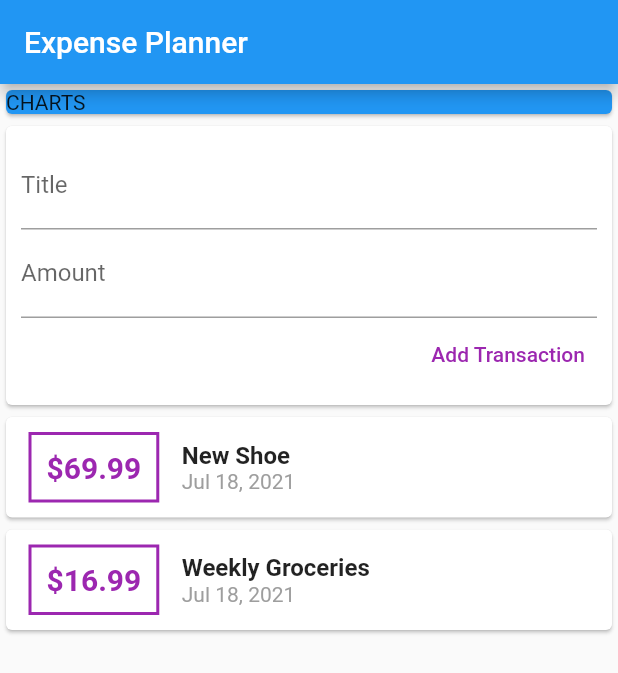
After one commit to gbmahili/flutter, a Flutter app: the screen it shows after launch, on a phone screen of 412 x 824 dp. The commit adds this screen. Shown: the top 673 px of the screen. Run offline on Flutter 3.47's test engine with Material 2 defaults, Android fonts, the phone set to English and light mode, and no system bars.

Commit message:
Update column to listview

```diff
--- /dev/null
+++ b/expense_planner/lib/widgets/new_transaction.dart
@@ -0,0 +1,50 @@
+import 'package:flutter/material.dart';
+
+class NewTransaction extends StatelessWidget {
+  final titleController = TextEditingController();
+  final amountController = TextEditingController();
+  final Function addTx;
+
+  NewTransaction(this.addTx);
+  @override
+  Widget build(BuildContext context) {
+    return Card(
+      child: Container(
+        padding: EdgeInsets.all(10),
+        child: Column(
+          crossAxisAlignment: CrossAxisAlignment.end,
+          children: [
+            TextField(
+              decoration: InputDecoration(
+                labelText: 'Title',
+              ),
+              // onChanged: (val) {
+              //   titleInput = val;
+              // },
+              controller: titleController,
+            ),
+            TextField(
+              decoration: InputDecoration(
+                labelText: 'Amount',
+              ),
+              // onChanged: (val) {
+              //   amountInput = val;
+              // },
+              controller: amountController,
+            ),
+            TextButton(
+              onPressed: () {
+                addTx(
+                    titleController.text, double.parse(amountController.text));
+              },
+              child: Text('Add Transaction',
+                  style: TextStyle(
+                    color: Colors.purple,
+                  )),
+            )
+          ],
+        ),
+      ),
+    );
+  }
+}
--- a/expense_planner/lib/widgets/transaction_list.dart
+++ b/expense_planner/lib/widgets/transaction_list.dart
@@ -2,33 +2,18 @@ import 'package:expense_planner/models/transactions.dart';
 import 'package:flutter/material.dart';
 import 'package:intl/intl.dart';
 
-class TransactionList extends StatefulWidget {
-  TransactionList({Key? key}) : super(key: key);
+class TransactionList extends StatelessWidget {
+  final List<Transaction> transactions;
+
+  TransactionList(this.transactions);
 
   @override
-  _TransactionListState createState() => _TransactionListState();
-}
-
-class _TransactionListState extends State<TransactionList> {
-  final List<Transaction> _userTransactions = [
-    Transaction(
-      id: 't1',
-      title: 'New Shoe',
-      amount: 69.99,
-      date: DateTime.now(),
-    ),
-    Transaction(
-        id: 't2',
-        title: 'Weekly Groceries',
-        amount: 16.99,
-        date: DateTime.now()),
-  ];
-  @override
   Widget build(BuildContext context) {
-    return Column(
-      children: _userTransactions
-          .map(
-            (tx) => Card(
+    return Container(
+      height: 300.0,
+      child: ListView.builder(
+        itemBuilder: (context, index) {
+          return Card(
             child: Row(
               children: [
                 Container(
@@ -43,7 +28,7 @@ class _TransactionListState extends State<TransactionList> {
                   )),
                   padding: EdgeInsets.all(10),
                   child: Text(
-                      "\$${tx.amount}",
+                    "\$${transactions[index].amount}",
                     style: TextStyle(
                       fontWeight: FontWeight.bold,
                       fontSize: 20.0,
@@ -54,13 +39,13 @@ class _TransactionListState extends State<TransactionList> {
                 Column(
                   crossAxisAlignment: CrossAxisAlignment.start,
                   children: [
-                      Text(tx.title,
+                    Text(transactions[index].title,
                         style: TextStyle(
                           fontWeight: FontWeight.bold,
                           fontSize: 16.0,
                         )),
                     Text(
-                        DateFormat.yMMMd().format(tx.date),
+                      DateFormat.yMMMd().format(transactions[index].date),
                       style: TextStyle(
                         color: Colors.grey,
                       ),
@@ -69,9 +54,10 @@ class _TransactionListState extends State<TransactionList> {
                 )
               ],
             ),
+          );
+        },
+        itemCount: transactions.length,
       ),
-          )
-          .toList(),
     );
   }
 }
--- /dev/null
+++ b/expense_planner/lib/widgets/user_transaction.dart
@@ -0,0 +1,48 @@
+import 'package:expense_planner/models/transactions.dart';
+import 'package:expense_planner/widgets/new_transaction.dart';
+import 'package:expense_planner/widgets/transaction_list.dart';
+import 'package:flutter/material.dart';
+
+class UserTransaction extends StatefulWidget {
+  UserTransaction({Key? key}) : super(key: key);
+
+  @override
+  _UserTransactionState createState() => _UserTransactionState();
+}
+
+class _UserTransactionState extends State<UserTransaction> {
+  final List<Transaction> _userTransactions = [
+    Transaction(
+      id: 't1',
+      title: 'New Shoe',
+      amount: 69.99,
+      date: DateTime.now(),
+    ),
+    Transaction(
+        id: 't2',
+        title: 'Weekly Groceries',
+        amount: 16.99,
+        date: DateTime.now()),
+  ];
+
+  void _addNewTransaction(String txTitle, double txAmount) {
+    final newTx = Transaction(
+        title: txTitle,
+        amount: txAmount,
+        date: DateTime.now(),
+        id: DateTime.now().toString());
+    setState(() {
+      _userTransactions.add(newTx);
+    });
+  }
+
+  @override
+  Widget build(BuildContext context) {
+    return Column(
+      children: [
+        NewTransaction(_addNewTransaction),
+        TransactionList(_userTransactions),
+      ],
+    );
+  }
+}
```
Also changed, not shown: expense_planner/lib/main.dart (+4 -42 lines). Lines whose indentation alone changed are shown as unchanged.
